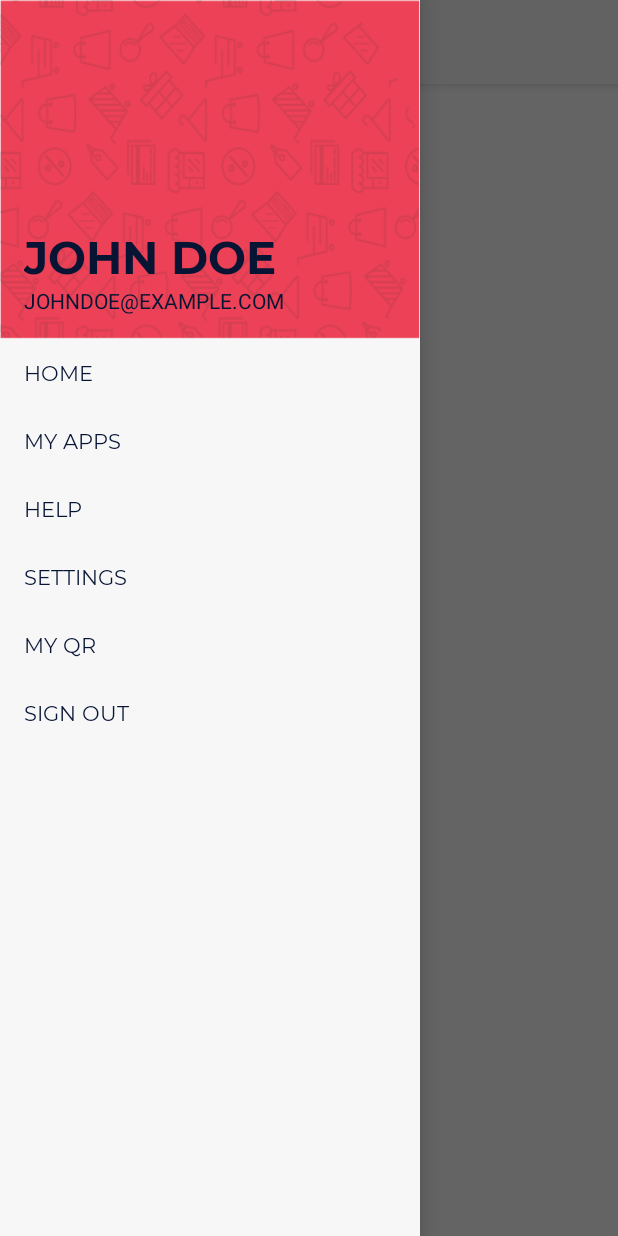
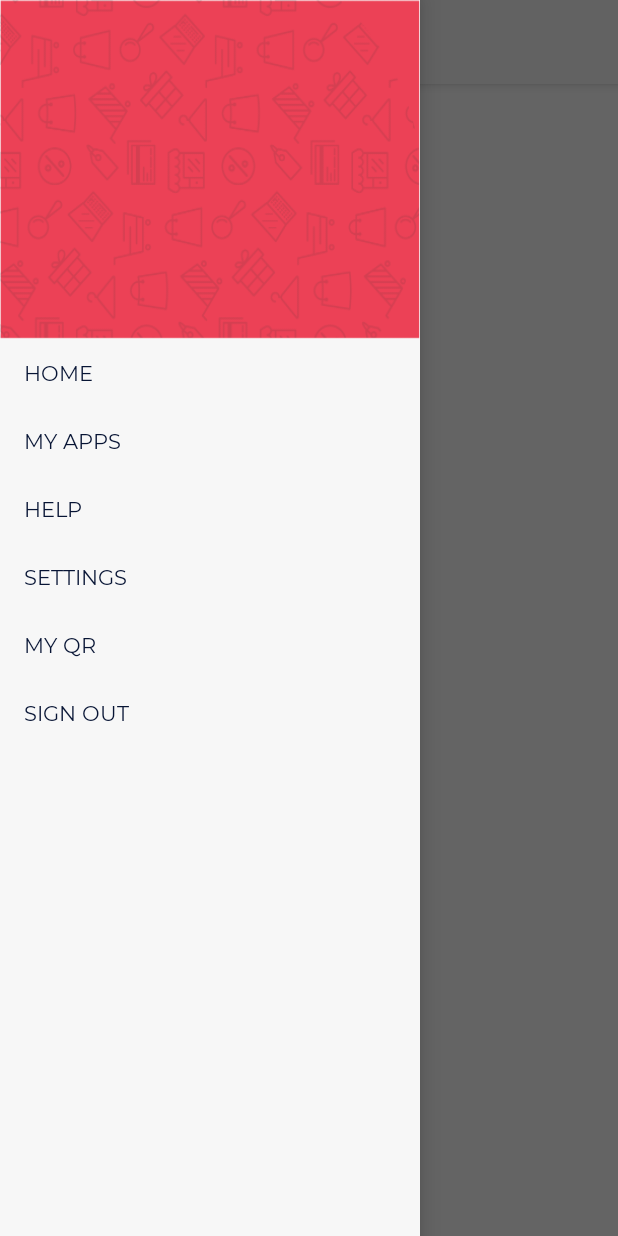
Before and after one commit to UNIC-India/UNIC_Vendor, an Android app: the screen it shows after launch once a user with an empty profile is signed in (UserHome), with the side drawer open, on a phone screen of 412 x 824 dp. Run offline under Robolectric (Android 15) with nearby library versions, the phone set to English and light mode, and no system bars; our stand-ins replace Firebase (no records; nobody signed in at launch, a user with empty details on screens opened directly); 2 statements that could not run were skipped.

Commit message:
Some more tweaks to home navigation drawer, only Nisarg is facing sign-up problems so far, there was no bug in set shop structure, just an incorrect value in firestore

```diff
--- a/app/src/main/java/com/unic/unic_vendor_final_1/adapters/ShopAdapter.java
+++ b/app/src/main/java/com/unic/unic_vendor_final_1/adapters/ShopAdapter.java
@@ -59,7 +59,7 @@ public class ShopAdapter extends RecyclerView.Adapter<ShopAdapter.ViewHolder> {
 
     @Override
     public int getItemCount() {
-        return shops.size();
+        return shops==null?0:shops.size();
     }
 
     public void setShops(List<Shop> shops) {
--- a/app/src/main/java/com/unic/unic_vendor_final_1/datamodels/FirebaseRepository.java
+++ b/app/src/main/java/com/unic/unic_vendor_final_1/datamodels/FirebaseRepository.java
@@ -30,7 +30,7 @@ public class FirebaseRepository {
                 phoneNumber,        // Phone number to verify
                 60,                 // Timeout duration
                 TimeUnit.SECONDS,   // Unit of timeout
-                TaskExecutors.MAIN_THREAD,               // Activity (for callback binding)
+                TaskExecutors.MAIN_THREAD,// Activity (for callback binding)
                 mCallbacks);        // OnVerificationStateChangedCallbacks
     }
     public void resendVerificationCode(String phoneNumber,
@@ -49,8 +49,8 @@ public class FirebaseRepository {
         return db.collection("users").document(mUser.getUid()).set(user);
     }
 
-    public Task<DocumentSnapshot> getUser(){
-        return db.collection("users").document(mUser.getUid()).get();
+    public DocumentReference getUser(){
+        return db.collection("users").document(mUser.getUid());
     }
 
     public Query getAllShops(String ownerID){
--- a/app/src/main/java/com/unic/unic_vendor_final_1/viewmodels/FirebasePhoneAuthViewModel.java
+++ b/app/src/main/java/com/unic/unic_vendor_final_1/viewmodels/FirebasePhoneAuthViewModel.java
@@ -46,6 +46,7 @@ public class FirebasePhoneAuthViewModel extends ViewModel {
     }
 
     private PhoneAuthProvider.OnVerificationStateChangedCallbacks mCallbacks = new PhoneAuthProvider.OnVerificationStateChangedCallbacks() {
+
         @Override
         public void onVerificationCompleted(@NonNull PhoneAuthCredential phoneAuthCredential) {
             signInWithPhoneAuthCredential(phoneAuthCredential);
--- a/app/src/main/java/com/unic/unic_vendor_final_1/viewmodels/FirestoreDataViewModel.java
+++ b/app/src/main/java/com/unic/unic_vendor_final_1/viewmodels/FirestoreDataViewModel.java
@@ -1,6 +1,7 @@
 package com.unic.unic_vendor_final_1.viewmodels;
 
 import androidx.annotation.NonNull;
+import androidx.annotation.Nullable;
 import androidx.lifecycle.LiveData;
 import androidx.lifecycle.MutableLiveData;
 import androidx.lifecycle.ViewModel;
@@ -8,6 +9,8 @@ import androidx.lifecycle.ViewModel;
 import com.google.android.gms.tasks.OnFailureListener;
 import com.google.android.gms.tasks.OnSuccessListener;
 import com.google.firebase.firestore.DocumentSnapshot;
+import com.google.firebase.firestore.EventListener;
+import com.google.firebase.firestore.FirebaseFirestoreException;
 import com.unic.unic_vendor_final_1.datamodels.FirebaseRepository;
 import com.unic.unic_vendor_final_1.datamodels.User;
 
@@ -36,9 +39,9 @@ public class FirestoreDataViewModel extends ViewModel {
     }
 
     public void getUserData(){
-        firebaseRepository.getUser().addOnSuccessListener(new OnSuccessListener<DocumentSnapshot>() {
+        firebaseRepository.getUser().addSnapshotListener(new EventListener<DocumentSnapshot>() {
             @Override
-            public void onSuccess(DocumentSnapshot documentSnapshot) {
+            public void onEvent(@Nullable DocumentSnapshot documentSnapshot, @Nullable FirebaseFirestoreException e) {
                 user.setValue(documentSnapshot.toObject(User.class));
             }
         });
--- a/app/src/main/java/com/unic/unic_vendor_final_1/views/UserHome.java
+++ b/app/src/main/java/com/unic/unic_vendor_final_1/views/UserHome.java
@@ -15,6 +15,7 @@ import androidx.lifecycle.ViewModelProviders;
 import android.content.Intent;
 import android.os.Bundle;
 import android.view.MenuItem;
+import android.widget.TextView;
 
 import com.google.android.material.navigation.NavigationView;
 import com.google.firebase.auth.FirebaseAuth;
@@ -74,6 +75,12 @@ public class UserHome extends AppCompatActivity implements NavigationView.OnNavi
     }
 
     @Override
+    protected void onStart() {
+        super.onStart();
+        firestoreDataViewModel.getUserData();
+    }
+
+    @Override
     public boolean onNavigationItemSelected(@NonNull MenuItem menuItem) {
         Fragment fragment = null;
         int id = menuItem.getItemId();
@@ -120,8 +127,13 @@ public class UserHome extends AppCompatActivity implements NavigationView.OnNavi
 
     public void setUser(User user) {
         this.user = user;
+        populateHeader();
     }
 
     private void populateHeader(){
+
+        ((TextView)findViewById(R.id.user_FullName)).setText(user.getFullName());
+        ((TextView)findViewById(R.id.user_Email)).setText(user.getEmail());
+
     }
 }
--- a/app/src/main/java/com/unic/unic_vendor_final_1/views/nav_fragments/MyAppsFragment.java
+++ b/app/src/main/java/com/unic/unic_vendor_final_1/views/nav_fragments/MyAppsFragment.java
@@ -50,6 +50,9 @@ public class MyAppsFragment extends Fragment implements View.OnClickListener{
                 adapter.notifyDataSetChanged();
             }
         });
+
+        recyclerView.setAdapter(adapter);
+
         view.findViewById(R.id.btn_add_shop).setOnClickListener(this);
         return view;
     }
--- a/app/src/main/res/layout/double_image_view_item.xml
+++ b/app/src/main/res/layout/double_image_view_item.xml
@@ -1,6 +1,6 @@
 <?xml version="1.0" encoding="utf-8"?>
 <androidx.constraintlayout.widget.ConstraintLayout xmlns:android="http://schemas.android.com/apk/res/android"
-    android:layout_width="wrap_content"
+    android:layout_width="202dp"
     android:layout_height="310dp"
     android:background="@drawable/round_border"
     xmlns:app="http://schemas.android.com/apk/res-auto">
--- a/app/src/main/res/layout/fragment_my_apps.xml
+++ b/app/src/main/res/layout/fragment_my_apps.xml
@@ -6,12 +6,13 @@
     android:nestedScrollingEnabled="false">
     <androidx.constraintlayout.widget.ConstraintLayout
         android:layout_width="match_parent"
-        android:layout_height="match_parent">
+        android:layout_height="wrap_content">
         <androidx.recyclerview.widget.RecyclerView
             android:id="@+id/my_shops"
             android:layout_width="match_parent"
             android:layout_height="wrap_content"
-            app:layout_constraintTop_toTopOf="parent"/>
+            app:layout_constraintTop_toTopOf="parent"
+            />
         <Button
             android:id="@+id/btn_add_shop"
             android:layout_width="wrap_content"
--- a/app/src/main/res/layout/nav_header_home.xml
+++ b/app/src/main/res/layout/nav_header_home.xml
@@ -16,10 +16,12 @@
     <TextView
         android:id="@+id/user_FullName"
         android:layout_width="match_parent"
-        android:layout_height="wrap_content"
+        android:layout_height="50dp"
         android:paddingTop="@dimen/nav_header_vertical_spacing"
-        android:text="@string/nav_header_title"
-        android:textSize="30sp"
+        android:textAllCaps="true"
+        app:autoSizeTextType="uniform"
+        app:autoSizeMinTextSize="12sp"
+        app:autoSizeMaxTextSize="30sp"
         android:textColor="@color/colorTertiary"
         android:fontFamily="@font/montserrat_bold_normal"
         android:textAppearance="@style/TextAppearance.AppCompat.Body1"
@@ -28,12 +30,15 @@
 
     <TextView
         android:id="@+id/user_Email"
-        android:layout_width="wrap_content"
-        android:layout_height="wrap_content"
-        android:text="@string/nav_header_subtitle"
+        android:layout_width="200dp"
+        android:layout_height="20dp"
+        android:textAllCaps="true"
+        app:autoSizeTextType="uniform"
+        app:autoSizeMinTextSize="12sp"
+        app:autoSizeMaxTextSize="30sp"
         android:textColor="@color/colorTertiary"
-        android:textSize="14sp"
         app:layout_constraintBottom_toBottomOf="parent"
-        app:layout_constraintStart_toStartOf="@+id/user_FullName" />
+        app:layout_constraintStart_toStartOf="@+id/user_FullName"
+        app:layout_constraintEnd_toEndOf="@id/user_FullName"/>
 
 </androidx.constraintlayout.widget.ConstraintLayout>
--- a/app/src/main/res/layout/view_selector.xml
+++ b/app/src/main/res/layout/view_selector.xml
@@ -9,7 +9,8 @@
         android:layout_width="wrap_content"
         android:layout_height="wrap_content"
         app:layout_constraintStart_toStartOf="parent"
-        app:layout_constraintTop_toTopOf="parent">
+        app:layout_constraintTop_toTopOf="parent"
+        android:background="@color/white">
         <RadioButton
             android:id="@+id/rad_1"
             android:layout_width="wrap_content"
```
Also changed, not shown: app/src/main/java/com/unic/unic_vendor_final_1/adapters/shop_view_components/ProductListAdapter.java (+19 -4 lines), app/src/main/java/com/unic/unic_vendor_final_1/datamodels/User.java (+4 -4 lines), app/src/main/java/com/unic/unic_vendor_final_1/viewmodels/UserShopsViewModel.java (+6 -7 lines), app/src/main/java/com/unic/unic_vendor_final_1/views/SetShopStructure.java (+32 -8 lines).
